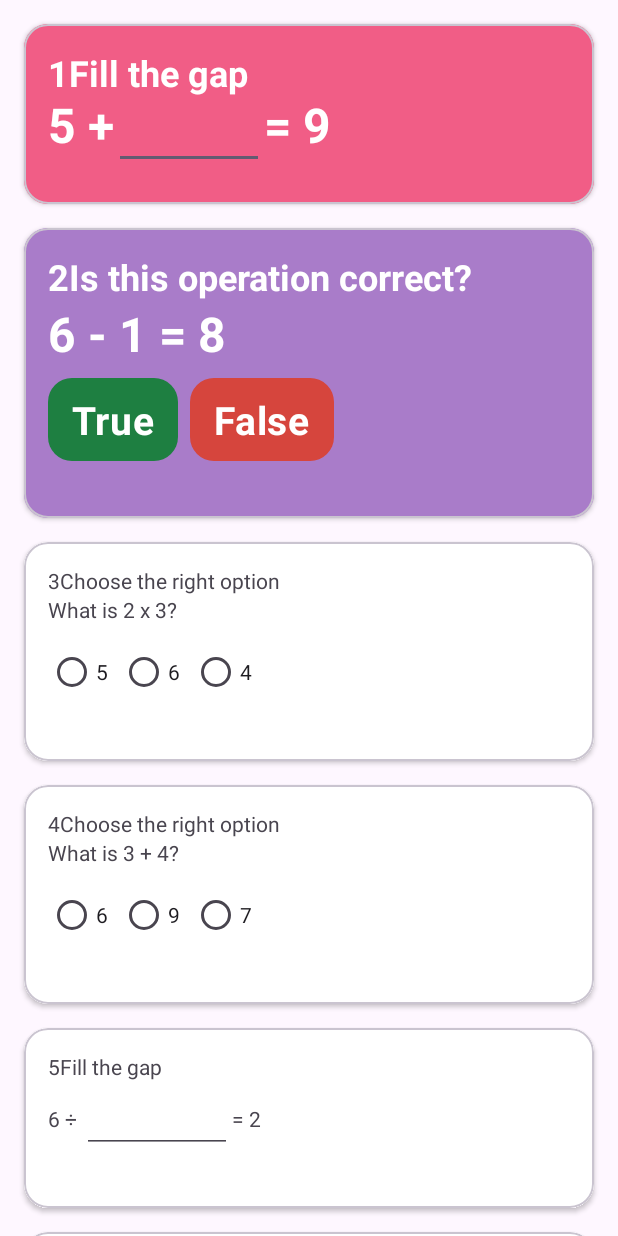
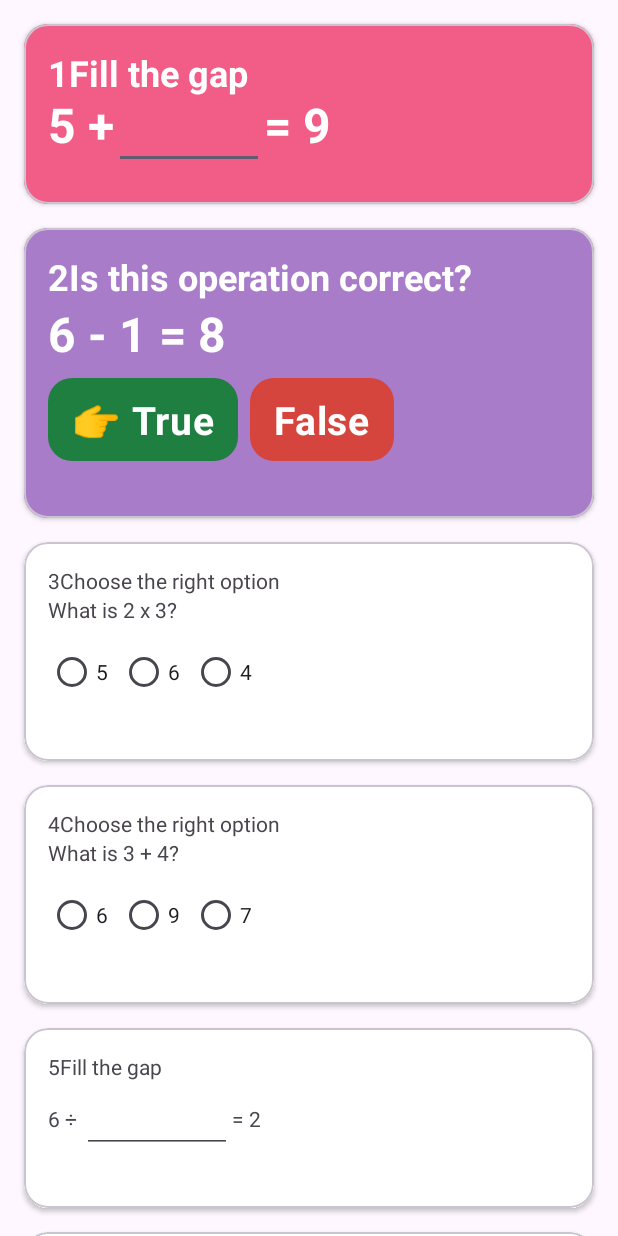
Before and after one commit to florscolari/TECH4300A2, an Android app: the screen it shows after launch (MainActivity), after a tap on "True", on a phone screen of 412 x 824 dp. Run offline under Robolectric (Android 15) with nearby library versions, the phone set to English and light mode, and no system bars.

Commit message:
I got what I wanted but now it's a lot more of code... be careful from now on

```diff
--- a/app/src/main/res/drawable/btncontainer.xml
+++ b/app/src/main/res/drawable/btncontainer.xml
@@ -1,5 +1,8 @@
 <shape xmlns:android="http://schemas.android.com/apk/res/android"
     android:shape="rectangle">
     <corners android:radius="16dp"/>
-    <solid android:color="@android:color/darker_gray" /> <!-- default -->
+    <stroke
+        android:width="0dp"
+        android:color="@android:color/transparent" />
+    <solid android:color="@android:color/darker_gray" />
 </shape>
--- a/app/src/main/res/values/strings.xml
+++ b/app/src/main/res/values/strings.xml
@@ -1,5 +1,10 @@
 <resources>
     <string name="app_name">TECH4300A2</string>
+
+    <string name="trueSelected">👉 True</string>
+    <string name="falseSelected">👉 False</string>
+    <string name="trueClean">True</string>
+    <string name="falseClean">False</string>
 
     <!-- I realised while writing the set for last Q6 that is hasn't used this because it is taking directly from DOM manipulation -->
     <!-- Q1 -->
```
Also changed, not shown: app/src/main/java/au/edu/kbs/mobiledevelopment/tech4300a2/MainActivity.kt (+23 -4 lines).
